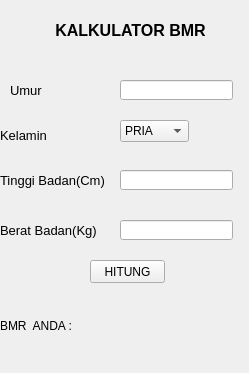
This is KalkulatorBmr.ui in vsoleh/LTP-Kelompok-9 as Qt 5 draws it before an edit. The edited form follows.
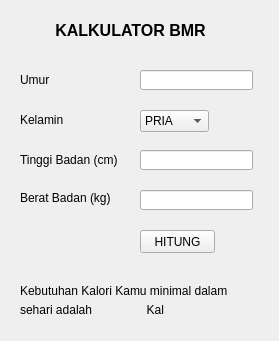
This is the edited form.

The edit to the form file:
```diff
--- a/KalkulatorBmr.ui
+++ b/KalkulatorBmr.ui
@@ -6,8 +6,8 @@
    <rect>
     <x>0</x>
     <y>0</y>
-    <width>249</width>
-    <height>373</height>
+    <width>279</width>
+    <height>341</height>
    </rect>
   </property>
   <property name="windowTitle">
@@ -40,60 +40,60 @@
    <widget class="QLabel" name="label_2">
     <property name="geometry">
      <rect>
-      <x>10</x>
+      <x>20</x>
       <y>70</y>
       <width>101</width>
-      <height>41</height>
+      <height>20</height>
      </rect>
     </property>
     <property name="text">
-     <string>&lt;html&gt;&lt;head/&gt;&lt;body&gt;&lt;p&gt;&lt;span style=&quot; font-size:10pt;&quot;&gt;Umur&lt;/span&gt;&lt;/p&gt;&lt;/body&gt;&lt;/html&gt;</string>
+     <string>Umur</string>
     </property>
    </widget>
    <widget class="QLabel" name="label_3">
     <property name="geometry">
      <rect>
-      <x>0</x>
-      <y>120</y>
+      <x>20</x>
+      <y>110</y>
       <width>111</width>
-      <height>31</height>
+      <height>20</height>
      </rect>
     </property>
     <property name="text">
-     <string>&lt;html&gt;&lt;head/&gt;&lt;body&gt;&lt;p&gt;&lt;span style=&quot; font-size:10pt;&quot;&gt;Kelamin&lt;/span&gt;&lt;/p&gt;&lt;/body&gt;&lt;/html&gt;</string>
+     <string>Kelamin</string>
     </property>
    </widget>
    <widget class="QLabel" name="label_4">
     <property name="geometry">
      <rect>
-      <x>0</x>
-      <y>160</y>
+      <x>20</x>
+      <y>150</y>
       <width>111</width>
-      <height>41</height>
+      <height>20</height>
      </rect>
     </property>
     <property name="text">
-     <string>&lt;html&gt;&lt;head/&gt;&lt;body&gt;&lt;p&gt;&lt;span style=&quot; font-size:10pt;&quot;&gt;Tinggi Badan(Cm)&lt;/span&gt;&lt;/p&gt;&lt;/body&gt;&lt;/html&gt;</string>
+     <string>Tinggi Badan (cm)</string>
     </property>
    </widget>
    <widget class="QLabel" name="label_5">
     <property name="geometry">
      <rect>
-      <x>0</x>
-      <y>210</y>
+      <x>20</x>
+      <y>190</y>
       <width>111</width>
-      <height>41</height>
+      <height>16</height>
      </rect>
     </property>
     <property name="text">
-     <string>&lt;html&gt;&lt;head/&gt;&lt;body&gt;&lt;p&gt;&lt;span style=&quot; font-size:10pt;&quot;&gt;Berat Badan(Kg)&lt;/span&gt;&lt;/p&gt;&lt;/body&gt;&lt;/html&gt;</string>
+     <string>Berat Badan (kg)</string>
     </property>
    </widget>
    <widget class="QLineEdit" name="Txt_umur">
     <property name="geometry">
      <rect>
-      <x>120</x>
-      <y>80</y>
+      <x>140</x>
+      <y>70</y>
       <width>113</width>
       <height>20</height>
      </rect>
@@ -102,8 +102,8 @@
    <widget class="QComboBox" name="cmb_kelamin">
     <property name="geometry">
      <rect>
-      <x>120</x>
-      <y>120</y>
+      <x>140</x>
+      <y>110</y>
       <width>69</width>
       <height>22</height>
      </rect>
@@ -122,8 +122,8 @@
    <widget class="QLineEdit" name="Txt_tb">
     <property name="geometry">
      <rect>
-      <x>120</x>
-      <y>170</y>
+      <x>140</x>
+      <y>150</y>
       <width>113</width>
       <height>20</height>
      </rect>
@@ -132,8 +132,8 @@
    <widget class="QLineEdit" name="Txt_bb">
     <property name="geometry">
      <rect>
-      <x>120</x>
-      <y>220</y>
+      <x>140</x>
+      <y>190</y>
       <width>113</width>
       <height>20</height>
      </rect>
@@ -142,8 +142,8 @@
    <widget class="QPushButton" name="PB_hitung">
     <property name="geometry">
      <rect>
-      <x>90</x>
-      <y>260</y>
+      <x>140</x>
+      <y>230</y>
       <width>75</width>
       <height>23</height>
      </rect>
@@ -155,12 +155,19 @@
    <widget class="QLabel" name="label_hasil">
     <property name="geometry">
      <rect>
-      <x>70</x>
-      <y>290</y>
-      <width>171</width>
-      <height>81</height>
+      <x>100</x>
+      <y>300</y>
+      <width>51</width>
+      <height>20</height>
      </rect>
     </property>
+    <property name="font">
+     <font>
+      <pointsize>7</pointsize>
+      <weight>75</weight>
+      <bold>true</bold>
+     </font>
+    </property>
     <property name="text">
      <string/>
     </property>
@@ -168,14 +175,40 @@
    <widget class="QLabel" name="label_7">
     <property name="geometry">
      <rect>
-      <x>0</x>
-      <y>290</y>
-      <width>71</width>
-      <height>71</height>
+      <x>20</x>
+      <y>280</y>
+      <width>231</width>
+      <height>21</height>
      </rect>
     </property>
     <property name="text">
-     <string>BMR  ANDA :</string>
+     <string>Kebutuhan Kalori Kamu minimal dalam</string>
+    </property>
+   </widget>
+   <widget class="QLabel" name="label_8">
+    <property name="geometry">
+     <rect>
+      <x>20</x>
+      <y>300</y>
+      <width>81</width>
+      <height>20</height>
+     </rect>
+    </property>
+    <property name="text">
+     <string>sehari adalah </string>
+    </property>
+   </widget>
+   <widget class="QLabel" name="label_9">
+    <property name="geometry">
+     <rect>
+      <x>140</x>
+      <y>300</y>
+      <width>31</width>
+      <height>20</height>
+     </rect>
+    </property>
+    <property name="text">
+     <string>  Kal</string>
     </property>
    </widget>
   </widget>
```
